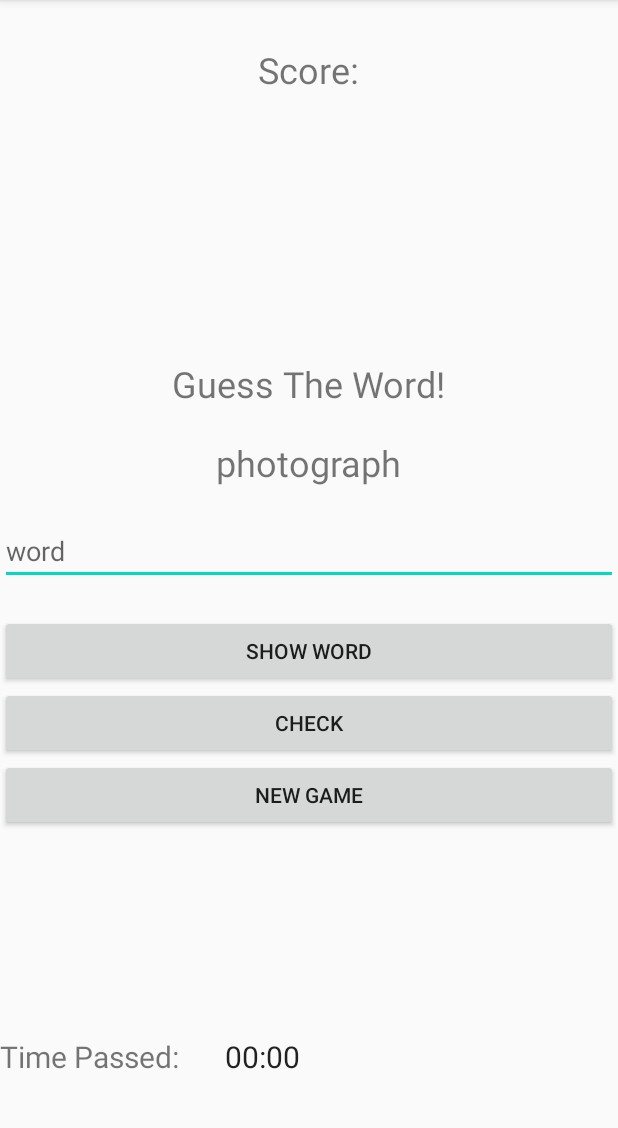
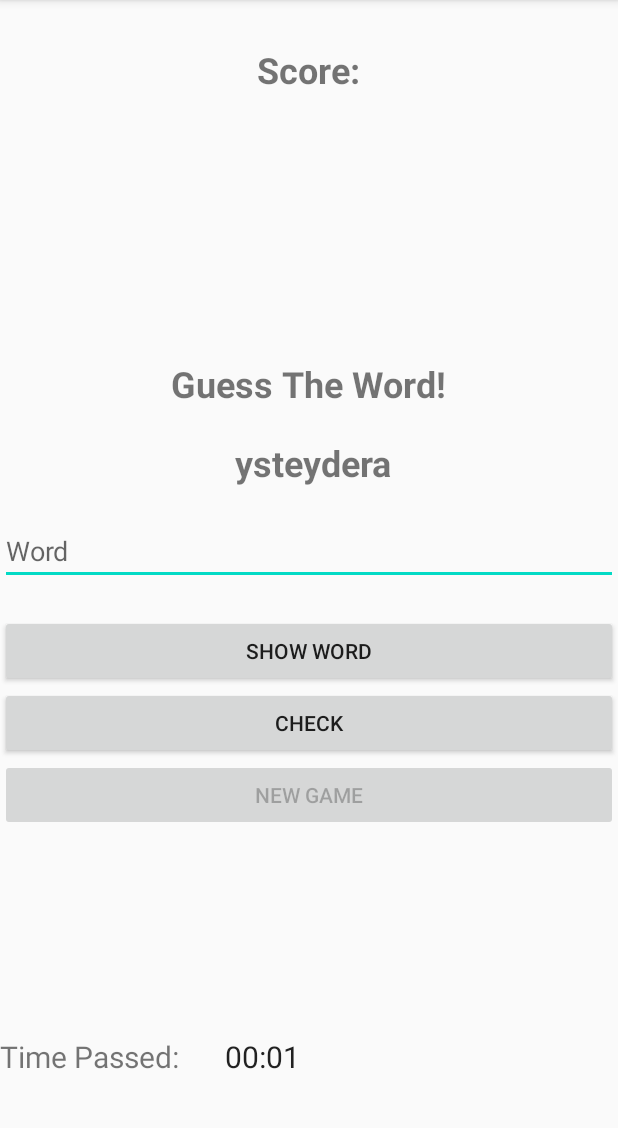
Before and after one commit to aidanmegee/WordSort, an Android app: the WordActivity screen opened directly, with no data from a screen before it, after a tap on "SHOW WORD", on a phone screen of 412 x 824 dp, the part 84-1212 px from its top. Run offline under Robolectric (Android 15) with nearby library versions, the phone set to English and light mode, and no system bars.

Commit message:
Add game logic code to wordActivity.

```diff
--- a/app/src/main/java/au/edu/jcu/cp3406/WordSort/WordActivity.java
+++ b/app/src/main/java/au/edu/jcu/cp3406/WordSort/WordActivity.java
@@ -5,19 +5,19 @@ import androidx.fragment.app.FragmentManager;
 
 import android.annotation.SuppressLint;
 import android.content.Intent;
-import android.content.SharedPreferences;
 import android.os.Bundle;
-import android.preference.PreferenceManager;
+import android.os.SystemClock;
 import android.view.View;
 import android.widget.Button;
 import android.widget.Chronometer;
 import android.widget.EditText;
 import android.widget.TextView;
+import android.widget.Toast;
 
 import java.util.Arrays;
 import java.util.Collections;
 import java.util.List;
-import java.util.Objects;
+import java.util.Random;
 
 import au.edu.jcu.cp3406.WordSort.fragments.GameFragment;
 import au.edu.jcu.cp3406.WordSort.fragments.StatusFragment;
@@ -27,13 +27,14 @@ import au.edu.jcu.cp3406.WordSort.utilities.Difficulty;
 public class WordActivity extends AppCompatActivity {
 
     private Chronometer timer;
-    private boolean running;
+    private Random randNum;
+    private int n, currentScore;
     String[] easyWords;
     String[] mediumWords;
     String[] hardWords;
     String currentDifficulty;
     String[] currentWordArray;
-    private TextView info, word;
+    private TextView info, word, score;
     private EditText wordGuess;
     private Button checkWord, newGame, showWord;
     private String currentWord;
@@ -64,7 +65,7 @@ public class WordActivity extends AppCompatActivity {
         hardWords = getResources().getStringArray(R.array.hard_words);
 
         //determines difficulty and assigns word array based on the difficulty
-        Difficulty[] difficulties = Difficulty.values();
+        final Difficulty[] difficulties = Difficulty.values();
         for (Difficulty currentDifficulty : difficulties) {
             //enum switch case for difficulties
             switch (currentDifficulty) {
@@ -83,6 +84,7 @@ public class WordActivity extends AppCompatActivity {
         //Find TextViews
         info = findViewById(R.id.info);
         word = findViewById(R.id.current_word);
+        score = findViewById(R.id.score);
 
         //Find EditText
         wordGuess = findViewById(R.id.word_guess);
@@ -92,19 +94,18 @@ public class WordActivity extends AppCompatActivity {
         newGame = findViewById(R.id.new_game);
         showWord = findViewById(R.id.show_word);
 
+        //find chronometer ID
+        timer = findViewById(R.id.timer);
+
+        //random object for index of currentWordArray
+        randNum = new Random();
+
         showWord.setOnClickListener(new View.OnClickListener() {
             @Override
             public void onClick(View v) {
-                //code to get random word from array (Easy, Medium or Hard
-                getCurrentWordArray();
-                shuffleWord(currentWord);
-                word.setText(currentWord);
+                //when use clicks show word, timer starts and newGame is called
+                newGame();
 
-                for (int i = 0; i < currentWordArray.length; i++) {
-                    currentWord = currentWordArray[i];
-                    word.setText(currentWord);
-
-                }
             }
         });
 
@@ -113,10 +114,20 @@ public class WordActivity extends AppCompatActivity {
             @Override
             public void onClick(View v) {
                 if (wordGuess.getText().toString().equalsIgnoreCase(currentWord)) {
-                    info.setText("Correct Guess!");
-                    checkWord.setEnabled(false);
+                    Toast.makeText(getApplicationContext(), "Correct Guess!", Toast.LENGTH_LONG).show();
+                    wordGuess.setText("");
+                    setNextWord(shuffleWord(currentWordArray[randNum.nextInt(getCurrentWordArray().length)]));
+
+                    if (currentWord.equals(currentWordArray[9])) {
+                        info.setText("All Words Have been solved");
+                        showWord.setEnabled(false);
+                        checkWord.setEnabled(false);
+                    }
+                    word.setText(currentWord);
                     newGame.setEnabled(true);
                     //iterate through current word array
+                } else {
+                    Toast.makeText(getApplicationContext(), "Incorrect Guess", Toast.LENGTH_LONG).show();
                 }
             }
         });
@@ -125,13 +136,10 @@ public class WordActivity extends AppCompatActivity {
         newGame.setOnClickListener(new View.OnClickListener() {
             @Override
             public void onClick(View v) {
-                newGame();
-//                timer.stop();
+                timer.setBase(SystemClock.elapsedRealtime());
+                timer.stop();
             }
         });
-
-        //find chronometer ID
-        timer = findViewById(R.id.timer);
 
     }
 
@@ -141,23 +149,45 @@ public class WordActivity extends AppCompatActivity {
     }
 
     public String[] getCurrentWordArray() {
-        return currentWordArray;
+        return this.currentWordArray;
     }
+
+    public void setNextWord(String currentWord) {
+        this.currentWord = currentWord;
+    }
+
+    //fix or delete
+//    public String[] getNextWord() {
+//        return this.currentWordArray[n + 1];
+//    }
 
     //Shuffling algorithm
     public String shuffleWord(String currentWord) {
         List<String> letters = Arrays.asList(currentWord.split("")); //creates a list of String characters and splits them with an empty string
         Collections.shuffle(letters);
-        StringBuilder shuffled = new StringBuilder(); //String Builder Object to hold the new word after shuffle
+        String shuffled = " ";//New String variable to hold letters
         for (String letter : letters) {
-            shuffled.append(letter); //add letter to the new String builder object
+            shuffled += letter;  //appends letters to the new String variable shuffled
         }
-        return shuffled.toString(); //converts String builder object back to string value
+        return shuffled; //returns the shuffled variable containing all letters of the word
     }
 
 
     public void newGame() {
-        openMainActivityIntent();
+        timer.setBase(SystemClock.elapsedRealtime());
+        timer.start();
+        //get random word from selected array
+        currentWord = getCurrentWordArray()[randNum.nextInt(getCurrentWordArray().length)];
+
+        //shows shuffled word
+        word.setText(shuffleWord(currentWord));
+
+        //clear edit text field
+        wordGuess.setText("");
+
+        //switch buttons from when show word is clicked to when new game is clicked
+        newGame.setEnabled(false);
+        checkWord.setEnabled(true);
     }
 
     public void openMainActivityIntent() {
--- a/app/src/main/res/layout/fragment_status.xml
+++ b/app/src/main/res/layout/fragment_status.xml
@@ -13,6 +13,7 @@
         android:layout_height="wrap_content"
         android:text="@string/score"
         android:textSize="24sp"
+        android:textStyle="bold"
         android:layout_gravity="center"
         android:layout_marginTop="30dp"
         android:layout_alignParentTop="true"
--- a/app/src/main/res/layout/fragment_word.xml
+++ b/app/src/main/res/layout/fragment_word.xml
@@ -13,7 +13,8 @@
         android:layout_centerHorizontal="true"
         android:layout_gravity="center"
         android:text="@string/guess_the_word"
-        android:textSize="24sp"/>
+        android:textSize="24sp"
+        android:textStyle="bold"/>
 
     <TextView
         android:id="@+id/current_word"
@@ -23,6 +24,7 @@
         android:layout_centerHorizontal="true"
         android:layout_marginTop="20dp"
         android:text=""
+        android:textStyle="bold"
         android:textSize="24sp"/>
 
     <EditText
--- a/app/src/main/res/values/strings.xml
+++ b/app/src/main/res/values/strings.xml
@@ -54,7 +54,7 @@
     <string name="time_passed">Time Passed:</string>
     <string name="incorrect_guesses_remaining">Incorrect Guesses Remaining:</string>
     <string name="guess_the_word">Guess The Word!</string>
-    <string name="word">word</string>
+    <string name="word">Word</string>
     <string name="check">CHECK</string>
     <string name="new_game">New Game</string>
     <string name="play">Play</string>
```
